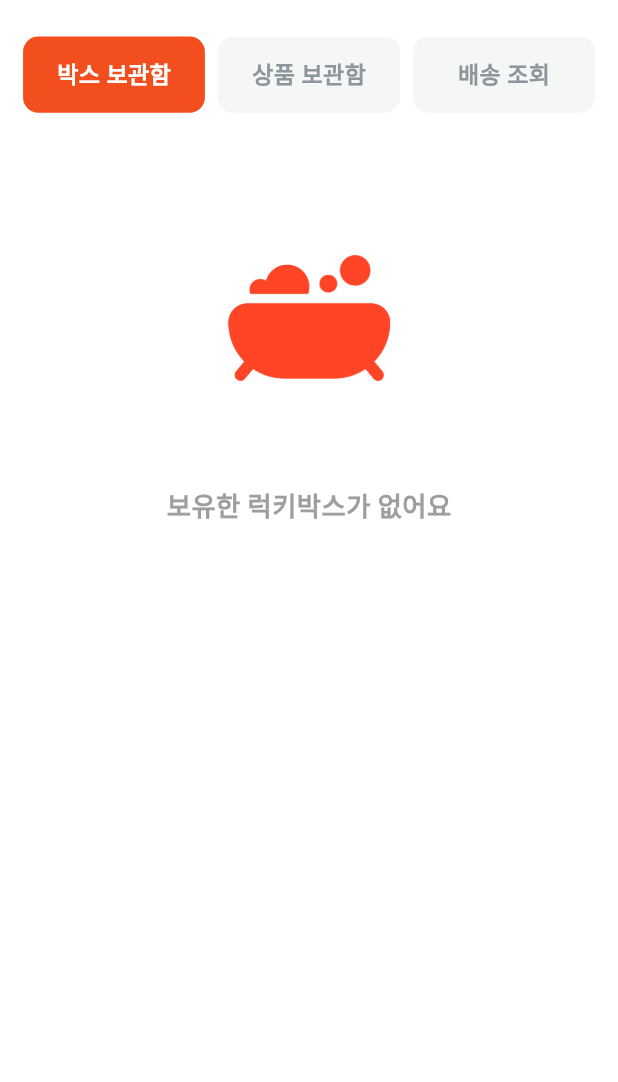
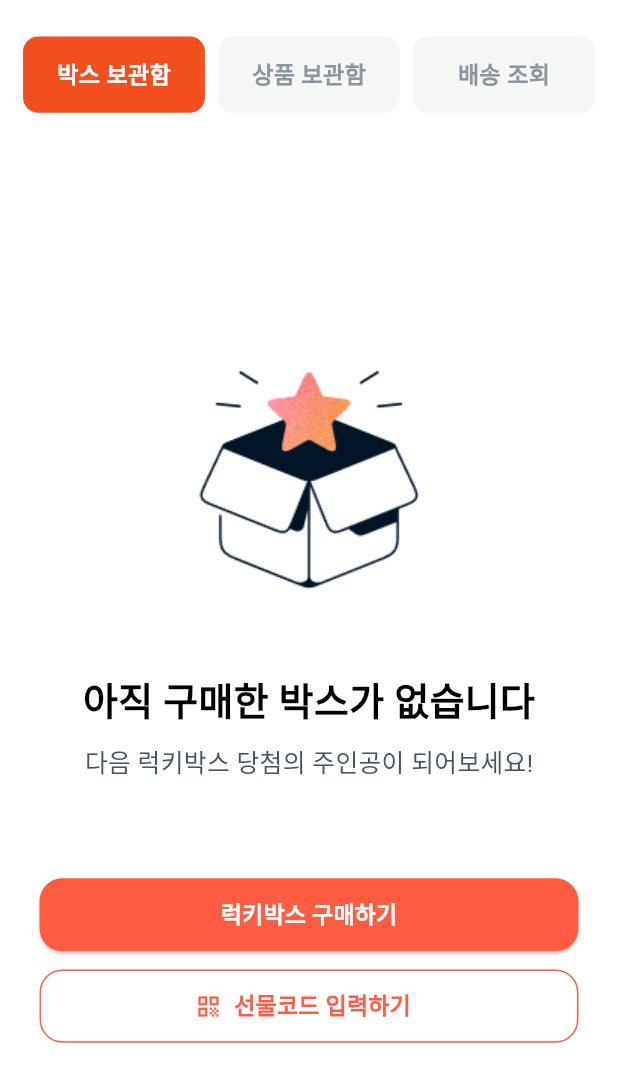
Before and after one commit to hshy1839/lucky_pang, a Flutter app: the OrderScreen screen opened by its route, on a phone screen of 412 x 824 dp. Shown: the top 1082 px of the screen. Run offline on Flutter 3.47's test engine with Material 3 defaults, Android fonts, the phone set to English and light mode, and no system bars; our stand-ins replace carousel_slider, flutter_screenutil, flutter_secure_storage, image_picker, marquee, share_plus and 2 more; missing offline and left inert: kakao_flutter_sdk_user; accounts and stored records are empty; network calls fail; Roboto replaces fonts that are missing (pretendard-regular); statements that could not run were skipped.

Commit message:
feat: order_screen 상품보관함 ui 완성

```diff
--- a/lib/views/order_activity/order_screen.dart
+++ b/lib/views/order_activity/order_screen.dart
@@ -2,6 +2,7 @@ import 'package:flutter/material.dart';
 import 'package:flutter_screenutil/flutter_screenutil.dart';
 import 'package:flutter_secure_storage/flutter_secure_storage.dart';
 import '../../controllers/order_screen_controller.dart';
+import '../luckybox_acitivity/luckyBoxPurchase_screen.dart';
 import '../widget/box_storage_card.dart';
 import '../widget/product_storage_card.dart';
 
@@ -222,25 +223,99 @@ class _OrderScreenState extends State<OrderScreen> {
               isLoading
                   ? CircularProgressIndicator()
                   : paidOrders.isEmpty
-                  ? Column(
+                  ? Expanded(
+                child: Center(
+                  child: Column(
+                    mainAxisSize: MainAxisSize.min,
                     children: [
-                  SizedBox(height: 40.h),
                       Image.asset(
-                    'assets/icons/app_icon.jpg',
-                    width: 160.w,
-                    height: 160.w,
+                        'assets/images/BoxEmptyStateImage.png',
+                        width: 192.w,
+                        height: 192.w,
                       ),
                       SizedBox(height: 24.h),
                       Text(
-                    '보유한 럭키박스가 없어요',
+                        '아직 구매한 박스가 없습니다',
                         style: TextStyle(
-                      fontSize: 16.sp,
-                      fontWeight: FontWeight.w600,
-                      color: Colors.grey,
+                          fontSize: 23.sp,
+                          fontWeight: FontWeight.w700,
+                          color: Colors.black,
+                        ),
+                      ),
+                      SizedBox(height: 10.h),
+                      Text(
+                        '다음 럭키박스 당첨의 주인공이 되어보세요!',
+                        style: TextStyle(
+                          fontSize: 15.sp,
+                          fontWeight: FontWeight.w400,
+                          color: Color(0xFF465461),
+                        ),
+                      ),
+                      SizedBox(height: 64.h),
+                      // 첫 번째 버튼
+                      Padding(
+                        padding: EdgeInsets.symmetric(horizontal: 24.w),
+                        child: SizedBox(
+                          width: double.infinity,
+                          height: 48.h,
+                          child: ElevatedButton(
+                            onPressed: () {
+                              if (widget.onTabChanged != null) {
+                                widget.onTabChanged!(4); // 4번 인덱스로 전환
+                              }
+                            },
+                            style: ElevatedButton.styleFrom(
+                              backgroundColor: Color(0xFFFF5C43),
+                              shape: RoundedRectangleBorder(
+                                borderRadius: BorderRadius.circular(15.r),
+                              ),
+                            ),
+                            child: Text(
+                              '럭키박스 구매하기',
+                              style: TextStyle(
+                                color: Colors.white,
+                                fontWeight: FontWeight.bold,
+                                fontSize: 14.sp,
+                              ),
+                            ),
+                          ),
+                        ),
+                      ),
+                      SizedBox(height: 12.h),
+
+                      // 두 번째 버튼
+                      Padding(
+                        padding: EdgeInsets.symmetric(horizontal: 24.w),
+                        child: SizedBox(
+                          width: double.infinity,
+                          height: 48.h,
+                          child: OutlinedButton.icon(
+                            onPressed: () {
+                              Navigator.pushNamed(context, '/giftCode');
+                            },
+                            icon: Icon(Icons.qr_code, color: Color(0xFFFF5C43)),
+                            label: Text(
+                              '선물코드 입력하기',
+                              style: TextStyle(
+                                color: Color(0xFFFF5C43),
+                                fontWeight: FontWeight.bold,
+                                fontSize: 14.sp,
+                              ),
+                            ),
+                            style: OutlinedButton.styleFrom(
+                              side: BorderSide(color: Color(0xFFFF5C43)),
+                              shape: RoundedRectangleBorder(
+                                borderRadius: BorderRadius.circular(15.r),
+                              ),
+                            ),
+                          ),
                         ),
                       ),
                     ],
+                  ),
+                ),
               )
+
                   : Expanded(
                 child: ListView.separated(
                   padding: EdgeInsets.symmetric(horizontal: 24.w, vertical: 12.h),
--- a/pubspec.yaml
+++ b/pubspec.yaml
@@ -73,6 +73,8 @@ flutter:
     - assets/icons/footer_icons/user-round_icon.png
 
     - assets/images/EndOfScreen.png
+    - assets/images/BoxEmptyStateImage.png
+    - assets/images/order_box_image.png
 
   # An image asset can refer to one or more resolution-specific "variants", see
   # https://flutter.dev/to/resolution-aware-images
```
Also changed, not shown: lib/views/widget/box_storage_card.dart (+113 -41 lines), assets/images/BoxEmptyStateImage.png (added), assets/images/order_box_image.png (added). Lines whose indentation alone changed are shown as unchanged.
